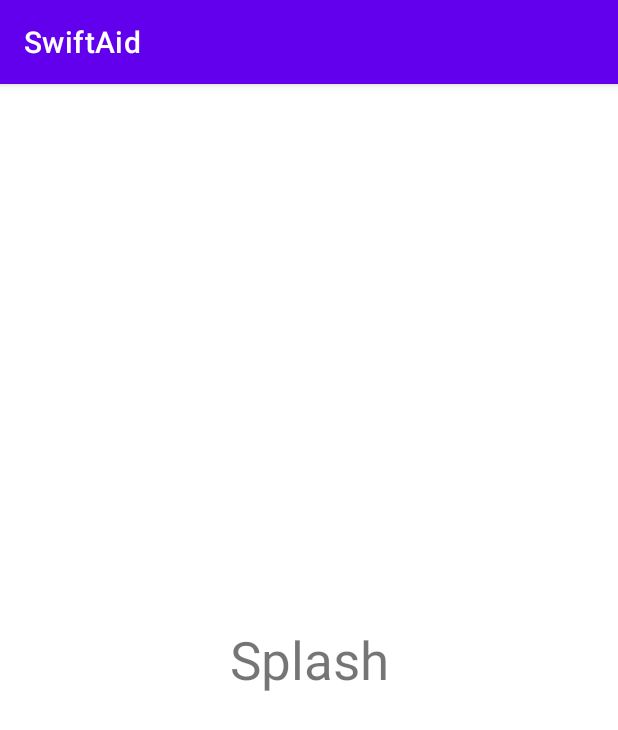
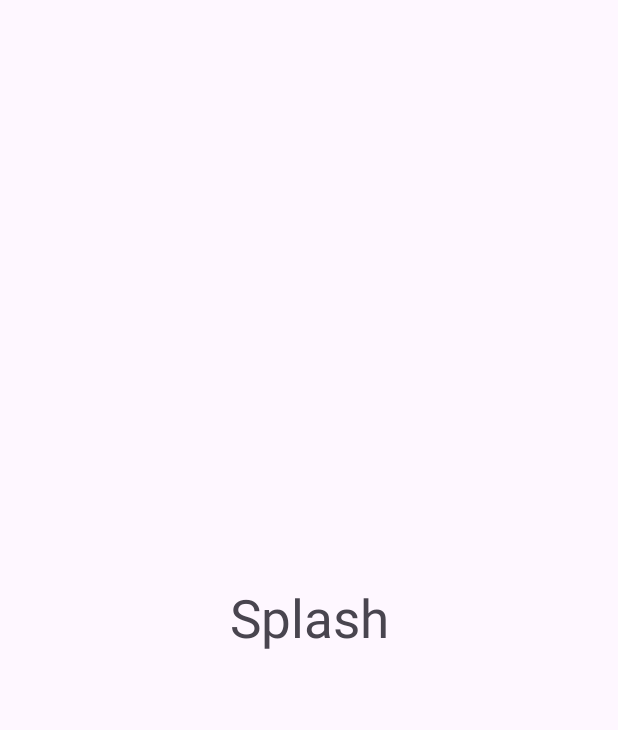
Before and after one commit to AnuragRanjan2003/SwiftAid, an Android app: the screen it shows after launch (MainActivity), on a phone screen of 412 x 824 dp. Shown: the top 730 px of the screen. Run offline under Robolectric (Android 15) with nearby library versions, the phone set to English and light mode, and no system bars.

Commit message:
theme modified

```diff
--- a/app/src/main/res/navigation/nav_graph.xml
+++ b/app/src/main/res/navigation/nav_graph.xml
@@ -18,5 +18,14 @@
         android:id="@+id/askFragment"
         android:name="com.hackfest.swiftaid.fragments.AskFragment"
         android:label="fragment_ask"
-        tools:layout="@layout/fragment_ask" />
+        tools:layout="@layout/fragment_ask" >
+        <action
+            android:id="@+id/action_askFragment_to_nearByFragment"
+            app:destination="@id/nearByFragment" />
+    </fragment>
+    <fragment
+        android:id="@+id/nearByFragment"
+        android:name="com.hackfest.swiftaid.fragments.map.NearByFragment"
+        android:label="fragment_near_by"
+        tools:layout="@layout/fragment_near_by" />
 </navigation>
--- a/app/src/main/res/values/themes.xml
+++ b/app/src/main/res/values/themes.xml
@@ -1,6 +1,6 @@
 <resources xmlns:tools="http://schemas.android.com/tools">
     <!-- Base application theme. -->
-    <style name="Theme.SwiftAid" parent="Theme.MaterialComponents.DayNight.DarkActionBar">
+    <style name="Theme.SwiftAid" parent="Theme.Material3.DayNight.NoActionBar">
         <!-- Primary brand color. -->
         <item name="colorPrimary">@color/purple_500</item>
         <item name="colorPrimaryVariant">@color/purple_700</item>
```
Also changed, not shown: app/src/main/java/com/hackfest/swiftaid/fragments/AskFragment.kt (+11 -36 lines).
